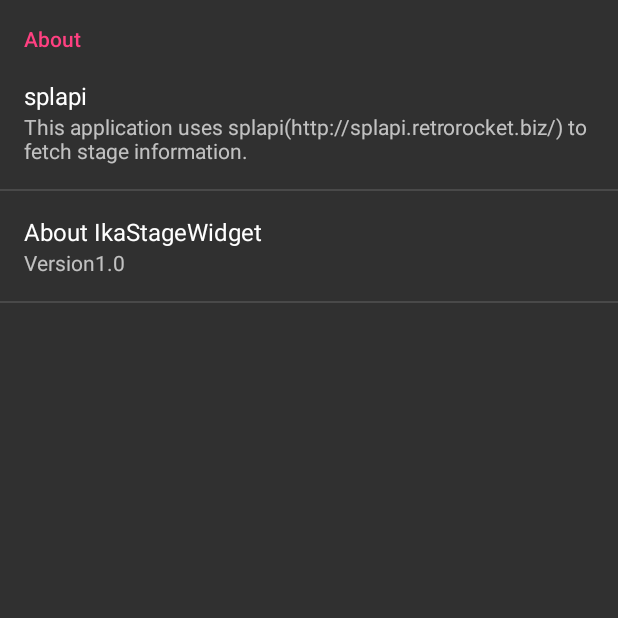
After one commit to kazukioishi/IkaStageWidget, an Android app: the SettingActivity screen opened directly, with no data from a screen before it, on a phone screen of 412 x 824 dp, the top half of it. The commit adds this screen. Run offline under Robolectric (Android 15) with nearby library versions, the phone set to English and light mode, and no system bars.

Commit message:
リリース前に少し調整

```diff
--- /dev/null
+++ b/app/src/main/kotlin/xyz/myskng/ikastagewidget/activity/SettingActivity.kt
@@ -0,0 +1,23 @@
+package xyz.myskng.ikastagewidget.activity
+
+import android.os.Bundle
+import android.app.Activity
+import android.preference.PreferenceFragment
+import xyz.myskng.ikastagewidget.R
+
+class SettingActivity : Activity() {
+
+    override fun onCreate(savedInstanceState: Bundle?) {
+        super.onCreate(savedInstanceState)
+        setContentView(R.layout.activity_setting)
+        fragmentManager.beginTransaction().replace(android.R.id.content,PrefActivity()).commit()
+    }
+    companion object{
+        class PrefActivity : PreferenceFragment() {
+            override fun onCreate(savedInstanceState: Bundle?) {
+                super.onCreate(savedInstanceState)
+                addPreferencesFromResource(R.xml.pref_screen)
+            }
+        }
+    }
+}
--- /dev/null
+++ b/app/src/main/res/layout/activity_setting.xml
@@ -0,0 +1,13 @@
+<?xml version="1.0" encoding="utf-8"?>
+<RelativeLayout
+        xmlns:android="http://schemas.android.com/apk/res/android"
+        xmlns:tools="http://schemas.android.com/tools"
+        android:layout_width="match_parent"
+        android:layout_height="match_parent"
+        android:paddingLeft="@dimen/activity_horizontal_margin"
+        android:paddingRight="@dimen/activity_horizontal_margin"
+        android:paddingTop="@dimen/activity_vertical_margin"
+        android:paddingBottom="@dimen/activity_vertical_margin"
+        tools:context="xyz.myskng.ikastagewidget.activity.SettingActivity">
+
+</RelativeLayout>
--- a/app/src/main/res/values/strings.xml
+++ b/app/src/main/res/values/strings.xml
@@ -3,4 +3,8 @@
     <string name="action_settings">Settings</string>
     <string name="regularmatch">Regular Battle</string>
     <string name="gachimatch">Ranked Battle</string>
+    <string name="about_splapi">This application uses splapi(http://splapi.retrorocket.biz/) to fetch stage information.</string>
+    <string name="about_ikastagewidget">Version1.0</string>
+    <string name="title_activity_setting">SettingActivity</string>
+    <string name="banner_ad_unit_id">ca-app-pub-3940256099942544/6300978111</string>
 </resources>
--- /dev/null
+++ b/app/src/main/res/xml/pref_screen.xml
@@ -0,0 +1,8 @@
+<?xml version="1.0" encoding="utf-8"?>
+<PreferenceScreen xmlns:android="http://schemas.android.com/apk/res/android">
+    <PreferenceCategory
+            android:title="About">
+        <Preference android:key="pref_key" android:title="splapi" android:summary="@string/about_splapi"/>
+        <Preference android:key="pref_key_about" android:title="About IkaStageWidget" android:summary="@string/about_ikastagewidget"/>
+    </PreferenceCategory>
+</PreferenceScreen>
```
Also changed, not shown: app/src/main/AndroidManifest.xml (+32 -14 lines), app/src/main/java/xyz/myskng/ikastagewidget/control/AutoshrinkTextView.java (added, +71 -0 lines), app/src/main/kotlin/xyz/myskng/ikastagewidget/activity/MainActivity.kt (+14 -2 lines), app/src/main/res/layout/content_main.xml (+15 -1 lines), app/src/main/res/layout/stagelistview_layout.xml (+4 -4 lines).
